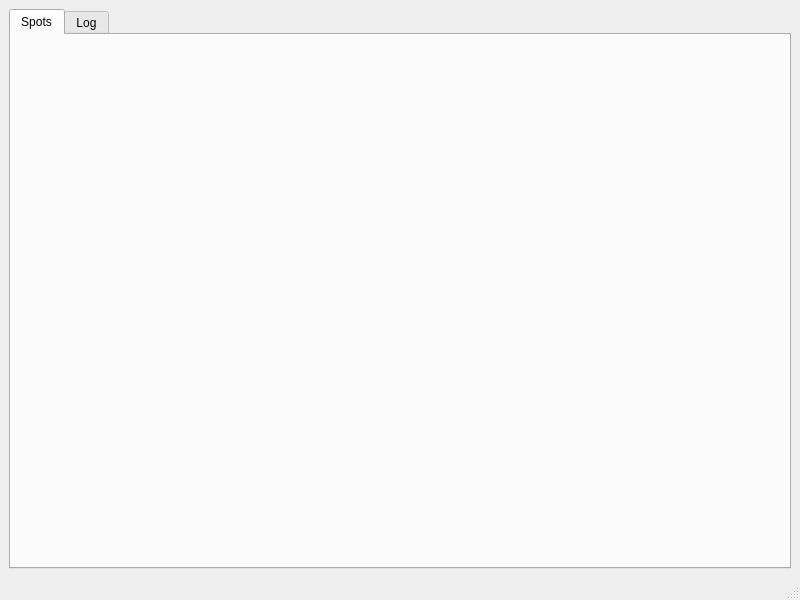
This is mainwindow.ui in eloranta/Nemesis as Qt 5 draws it before an edit. The edited form follows.
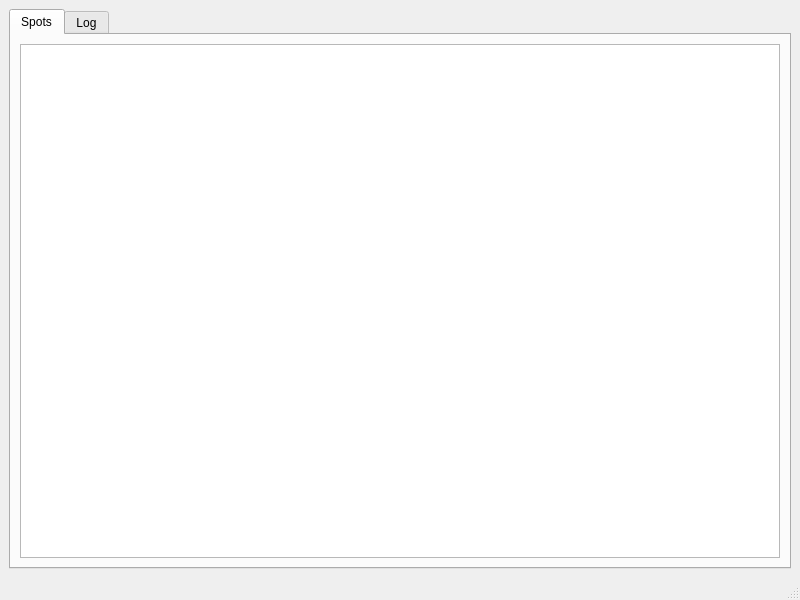
This is the edited form. The open tabs and pages were chosen to show the change.

The edit to the form file:
```diff
--- a/mainwindow.ui
+++ b/mainwindow.ui
@@ -24,6 +24,11 @@
        <attribute name="title">
         <string>Spots</string>
        </attribute>
+       <layout class="QGridLayout" name="gridLayout_2">
+        <item row="0" column="0">
+         <widget class="QTableView" name="tableView"/>
+        </item>
+       </layout>
       </widget>
       <widget class="QWidget" name="tab_2">
        <attribute name="title">
```
Left out of the diff: 2 changed lines with no effect on the pictures.
